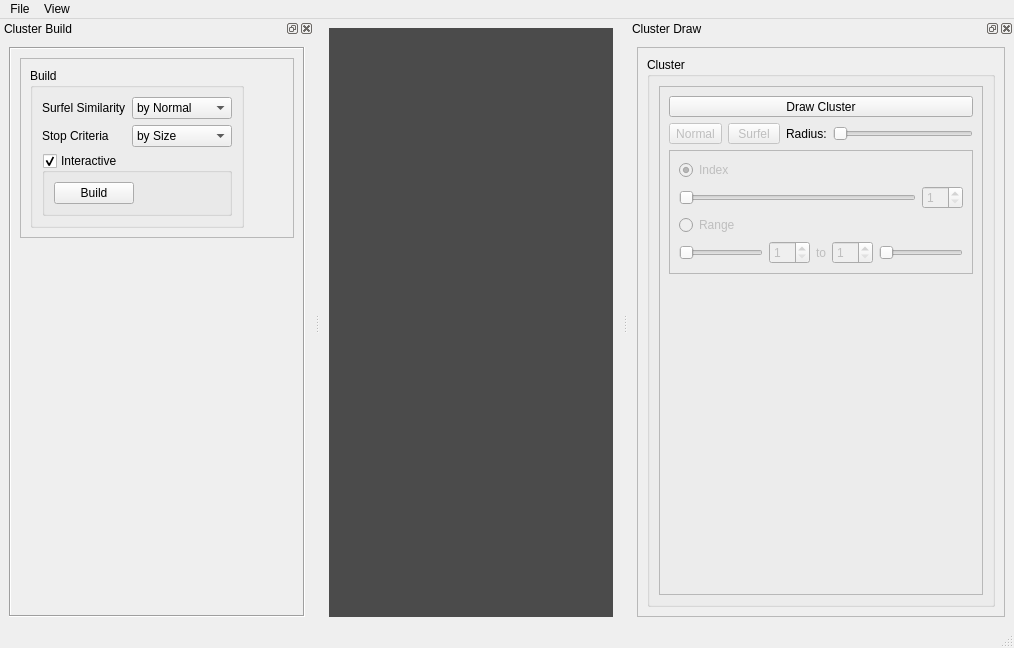
The window that lodpbr/Qt/UI/lodpbr.ui (duststorm/lodpbr) describes before a commit, drawn with Qt 5.
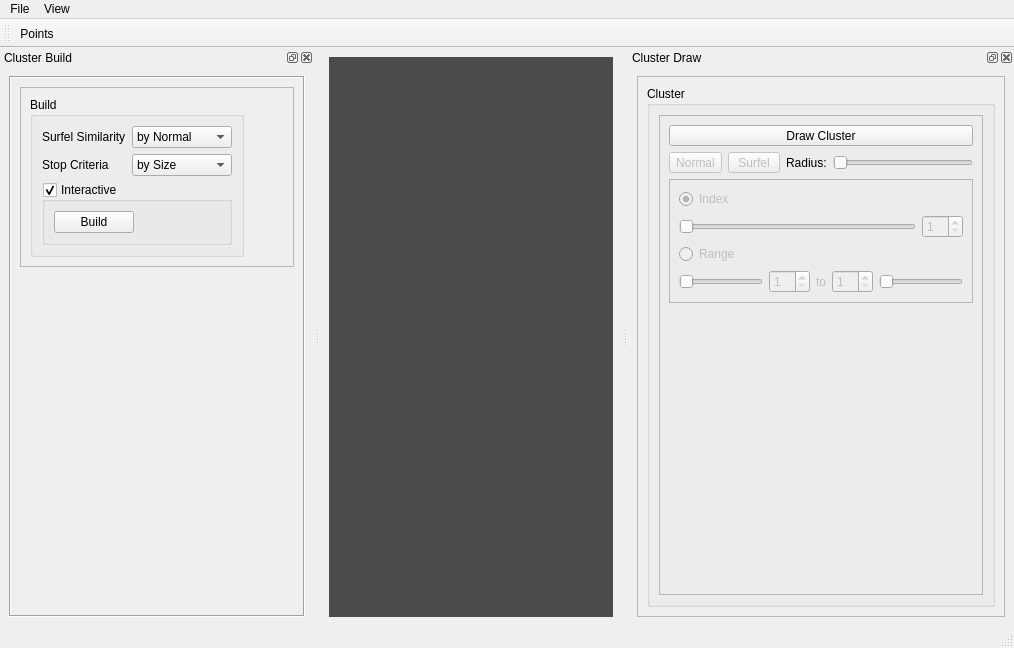
The same window after the commit.

The edit to the form file:
```diff
--- a/lodpbr/Qt/UI/lodpbr.ui
+++ b/lodpbr/Qt/UI/lodpbr.ui
@@ -281,8 +281,8 @@
    </property>
    <property name="minimumSize">
     <size>
-     <width>0</width>
-     <height>0</height>
+     <width>309</width>
+     <height>373</height>
     </size>
    </property>
    <property name="features">
@@ -581,6 +581,18 @@
     </layout>
    </widget>
   </widget>
+  <widget class="QToolBar" name="toolBar">
+   <property name="windowTitle">
+    <string>toolBar</string>
+   </property>
+   <attribute name="toolBarArea">
+    <enum>TopToolBarArea</enum>
+   </attribute>
+   <attribute name="toolBarBreak">
+    <bool>true</bool>
+   </attribute>
+   <addaction name="action_Show_Points"/>
+  </widget>
   <action name="action_Open_File">
    <property name="text">
     <string>Open</string>
@@ -627,6 +639,17 @@
     <string>Cluster Draw</string>
    </property>
   </action>
+  <action name="action_Show_Points">
+   <property name="checkable">
+    <bool>true</bool>
+   </property>
+   <property name="text">
+    <string>Points</string>
+   </property>
+   <property name="shortcut">
+    <string>Ctrl+M</string>
+   </property>
+  </action>
  </widget>
  <resources/>
  <connections>
```
Left out of the diff: 3 changed lines with no effect on the pictures.
